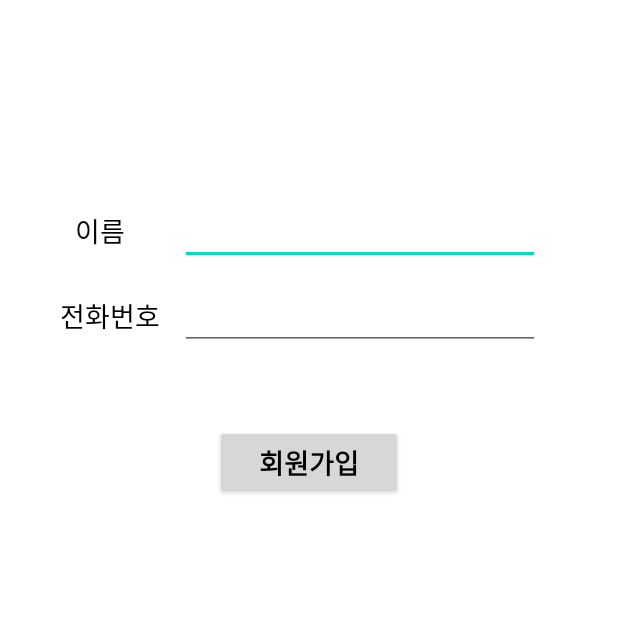
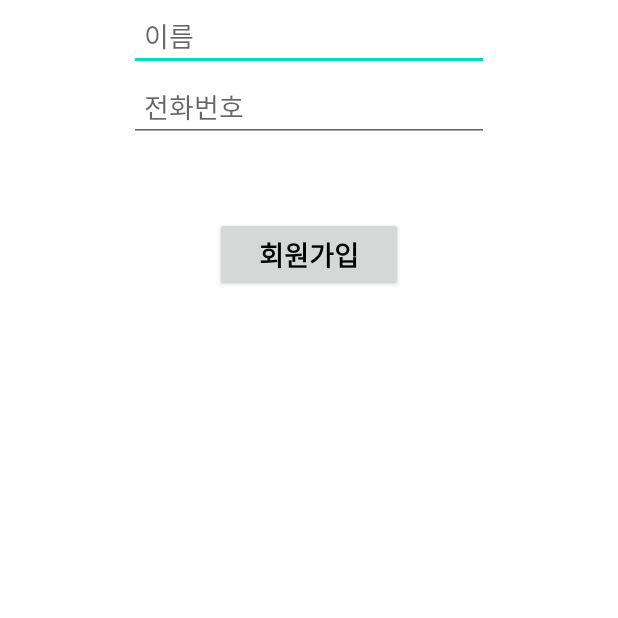
Before and after one commit to IknowAra/TakeToday, an Android app: the UserSetActivity screen opened directly, with no data from a screen before it, after a tap on "회원가입", on a phone screen of 412 x 824 dp, the top half of it. Run offline under Robolectric (Android 15) with nearby library versions, the phone set to English and light mode, and no system bars; our stand-ins replace Firebase (no records; nobody signed in at launch, a user with empty details on screens opened directly); libraries missing offline, so code that uses them is left out: kr.hs.emirim.

Commit message:
개안되네

```diff
--- a/app/src/main/java/kr/hs/emirim/cho/taketoday2/Setting.kt
+++ b/app/src/main/java/kr/hs/emirim/cho/taketoday2/Setting.kt
@@ -82,6 +82,7 @@ class Setting : AppCompatActivity() {
 //                                    Toast.makeText(this, "계정&컬렉션&이미지 삭제 실패", Toast.LENGTH_LONG).show()
 //                                    }
                                 Toast.makeText(this, "Users&Posts 컬렉션 삭제 성공!", Toast.LENGTH_LONG).show()
+                                startActivity(Intent(this, Login::class.java))
                             }
                             .addOnFailureListener{
                                 Toast.makeText(this, "Posts 컬렉션 삭제 실패", Toast.LENGTH_LONG).show()
--- a/app/src/main/java/kr/hs/emirim/cho/taketoday2/UserSetActivity.kt
+++ b/app/src/main/java/kr/hs/emirim/cho/taketoday2/UserSetActivity.kt
@@ -8,6 +8,7 @@ import android.widget.Toast
 import androidx.appcompat.app.AppCompatActivity
 import com.google.android.gms.tasks.OnCompleteListener
 import com.google.firebase.auth.FirebaseAuth
+import com.google.firebase.auth.FirebaseUser
 import com.google.firebase.firestore.FirebaseFirestore
 import kotlinx.android.synthetic.main.activity_user_set.*
 import java.util.*
@@ -17,6 +18,7 @@ class UserSetActivity : AppCompatActivity() {
     private lateinit var user_name:String;
     private lateinit var user_tele:String;
     //private lateinit var user_email:String;
+    private var current_user: FirebaseUser? = null
     private var user_id: String? = null
     private var user_email: String? = null
 
@@ -27,18 +29,17 @@ class UserSetActivity : AppCompatActivity() {
         setContentView(R.layout.activity_user_set)
 
         mAuth = FirebaseAuth.getInstance()
-        val user= mAuth.currentUser
+        current_user= mAuth.currentUser
 
         setup_btn.setOnClickListener {
             user_name=userName.text.toString()
             user_tele=userTele.text.toString()
-            user?.let{
-                user_email = user.email
-                user_id=user.uid
-            }
+
+                user_email = current_user!!.email
+                user_id=current_user!!.uid
+
 
             if (!TextUtils.isEmpty(user_name) && !TextUtils.isEmpty(user_tele)) {
-
                 adduser()
             }
         }
@@ -61,10 +62,23 @@ class UserSetActivity : AppCompatActivity() {
         db.collection("Users").document(user_id.toString()).set(userMap)
                 .addOnCompleteListener(OnCompleteListener<Void?> { task ->
                     if (task.isSuccessful) {
-                        Toast.makeText(this, "유저 정보가 등록됨", Toast.LENGTH_SHORT)
+                        if(current_user!!.isEmailVerified) {
+                            Toast.makeText(this, "유저 정보가 등록됨", Toast.LENGTH_SHORT)
                                 .show()
-                        startActivity(Intent(this, Login::class.java))
-                        finish()
+                            startActivity(Intent(this, Login::class.java))
+                            finish()
+                        }else{
+                            Toast.makeText(this, "이메일 링크 확인 바람", Toast.LENGTH_LONG)
+                                .show()
+                            current_user?.delete()
+                                ?.addOnCompleteListener {
+                                    task ->
+                                    if(task.isSuccessful){
+                                        Toast.makeText(this, "auth 사용자 삭제", Toast.LENGTH_SHORT)
+
+                                    }
+                                }
+                        }
                     } else {
                         val error = task.exception!!.message
                         Toast.makeText(
--- a/app/src/main/res/layout/activity_user_set.xml
+++ b/app/src/main/res/layout/activity_user_set.xml
@@ -6,63 +6,27 @@
     android:layout_height="match_parent"
     android:orientation="vertical"
     android:background="#ffffff"
+    android:gravity="center_horizontal"
     tools:context=".UserSetActivity">
 
-    <LinearLayout
-        android:layout_width="fill_parent"
-        android:layout_height="wrap_content"
-        android:orientation="vertical"
-        android:layout_marginTop="120dp"
-        android:background="#ffffff"
-        android:gravity="center_vertical"
-        >
+            <EditText
+                android:layout_width="240dp"
+                android:layout_height="wrap_content"
+                android:hint="이름"
+                android:padding="10dp"
+                android:textColor="#000000"
+                android:id="@+id/userName"
+                />
 
-        <!--이름-->
-        <LinearLayout
-            android:layout_marginTop="12dp"
-            android:layout_width="match_parent"
-            android:layout_height="wrap_content"
-            android:orientation="horizontal">
-            <TextView
-                android:layout_width="70dp"
-                android:layout_height="35dp"
-                android:layout_marginLeft="50dp"
-                android:text="이름"
-                android:textColor="#000000"
-                android:textSize="18dp"
-                android:textStyle="normal"/>
+
             <EditText
                 android:layout_width="240dp"
                 android:layout_height="wrap_content"
                 android:padding="10dp"
-                android:textColor="#000000"
-                android:id="@+id/userName"
-                />
-        </LinearLayout>
-
-        <!--전화번호-->
-        <LinearLayout
-            android:layout_marginTop="12dp"
-            android:layout_width="match_parent"
-            android:layout_height="wrap_content"
-            android:orientation="horizontal">
-            <TextView
-                android:layout_width="80dp"
-                android:layout_height="35dp"
-                android:layout_marginLeft="40dp"
-                android:text="전화번호"
-                android:textColor="#000000"
-                android:textSize="18dp"
-                android:textStyle="normal"/>
-            <EditText
-                android:layout_width="240dp"
-                android:layout_height="wrap_content"
-                android:padding="10dp"
+                android:hint="전화번호"
                 android:textColor="#000000"
                 android:id="@+id/userTele"
                 />
-        </LinearLayout>
-
         <Button
             android:id="@+id/setup_btn"
             android:layout_marginTop="50dp"
@@ -71,9 +35,5 @@
             android:textSize="18dp"
             android:textStyle="bold"
             android:textColor="#000000"
-            android:text="회원가입"
-            android:layout_gravity="center"/>
-
-    </LinearLayout>
-
+            android:text="회원가입" />
 </LinearLayout>
```
Also changed, not shown: app/src/main/java/kr/hs/emirim/cho/taketoday2/Login.kt (+23 -17 lines), app/src/main/java/kr/hs/emirim/cho/taketoday2/SignUp.kt (+76 -20 lines), app/src/main/res/layout/activity_sign_up.xml (+21 -19 lines).
